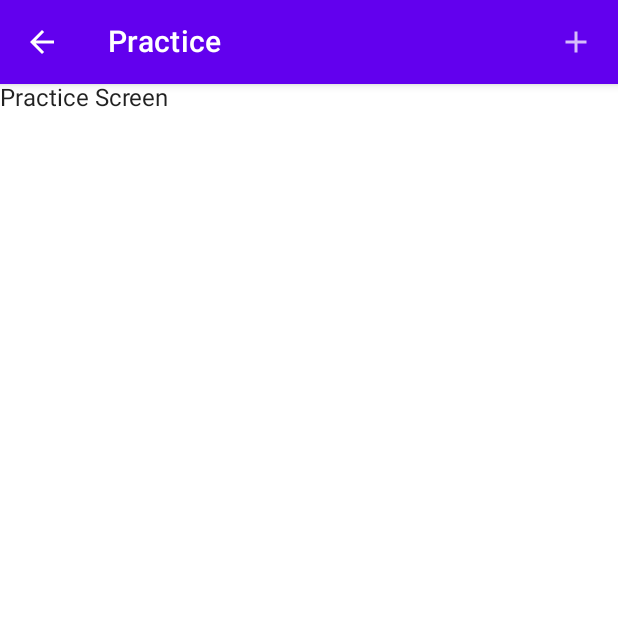
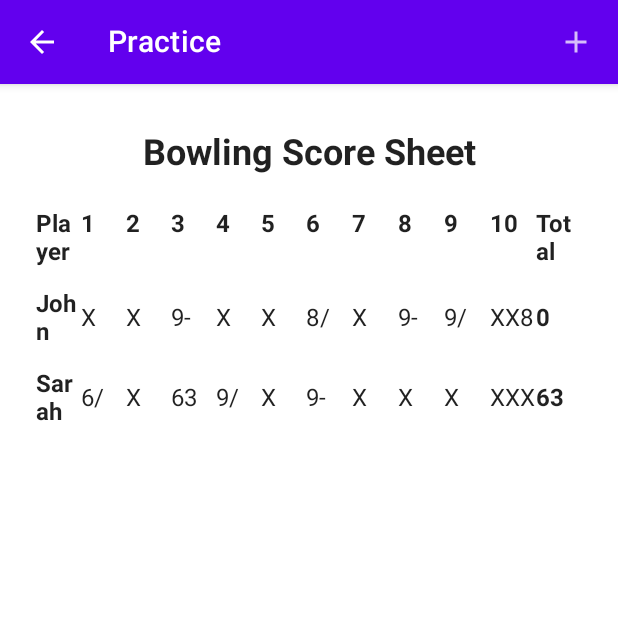
Before and after one commit to Roscoeriley/Senior-Project, an Android app built with Jetpack Compose: the MainScreen screen opened through its navigation route, after a tap on "Practice", on a phone screen of 412 x 824 dp, the top half of it. Run offline under Robolectric (Android 15) with nearby library versions, the phone set to English and light mode, and no system bars.

Commit message:
Scoring page

```diff
--- a/app/src/main/java/com/example/seniorproject/BowlingAppScreen.kt
+++ b/app/src/main/java/com/example/seniorproject/BowlingAppScreen.kt
@@ -144,7 +144,7 @@ fun BowlingApp(modifier: Modifier = Modifier) {
 
             //goes to "Practice screen"
             composable(route = BowlingAppScreen.Practice.name) {
-                PracticeScreen()
+                BowlingScoreSheet()
             }
 
             //goes to "Statistics screen"
--- a/app/src/main/java/com/example/seniorproject/ui/theme/MainScreen.kt
+++ b/app/src/main/java/com/example/seniorproject/ui/theme/MainScreen.kt
@@ -23,30 +23,47 @@ fun MainScreen(onProfessionalButtonClicked: () -> Unit,
                onHelpButtonClicked: () -> Unit,
                modifier: Modifier = Modifier
 ) {
+    Box(
+        modifier = Modifier.fillMaxSize(),
+        contentAlignment = Alignment.Center
+    ) {
         Column(modifier = Modifier.padding(16.dp), verticalArrangement = Arrangement.spacedBy(8.dp), horizontalAlignment = Alignment.CenterHorizontally) {
-        Image(painter = painterResource(R.drawable.bowlero_logo),
+            Image(
+                painter = painterResource(R.drawable.bowlero_logo),
                 contentDescription = "Bowlero Logo",
-            modifier = Modifier.width(300.dp))
+                modifier = Modifier.width(300.dp)
+            )
             Spacer(Modifier.height(16.dp))
-        Button(onClick = onProfessionalButtonClicked,
-            modifier.widthIn(min = 250.dp)) {
+            Button(
+                onClick = onProfessionalButtonClicked,
+                modifier.widthIn(min = 250.dp)
+            ) {
                 Text(stringResource(R.string.professional))
             }
-        Button(onClick = onPracticeButtonClicked,
-            modifier.widthIn(min = 250.dp)) {
+            Button(
+                onClick = onPracticeButtonClicked,
+                modifier.widthIn(min = 250.dp)
+            ) {
                 Text(stringResource(R.string.practice))
             }
-        Button(onClick = onStatisticsButtonClicked,
-            modifier.widthIn(min = 250.dp)) {
+            Button(
+                onClick = onStatisticsButtonClicked,
+                modifier.widthIn(min = 250.dp)
+            ) {
                 Text(stringResource(R.string.statistics))
             }
-        Button(onClick = onSettingsButtonClicked,
-            modifier.widthIn(min = 250.dp)) {
+            Button(
+                onClick = onSettingsButtonClicked,
+                modifier.widthIn(min = 250.dp)
+            ) {
                 Text(stringResource(R.string.settings))
             }
-        Button(onClick = onHelpButtonClicked,
-            modifier.widthIn(min = 250.dp)) {
+            Button(
+                onClick = onHelpButtonClicked,
+                modifier.widthIn(min = 250.dp)
+            ) {
                 Text(stringResource(R.string.help))
+            }
         }
     }
 }
--- /dev/null
+++ b/app/src/main/java/com/example/seniorproject/ui/theme/Score.kt
@@ -0,0 +1,198 @@
+package com.example.seniorproject.ui.theme
+
+import androidx.compose.foundation.BorderStroke
+import androidx.compose.foundation.ExperimentalFoundationApi
+import androidx.compose.foundation.background
+import androidx.compose.foundation.border
+import androidx.compose.foundation.layout.Arrangement
+import androidx.compose.foundation.layout.Box
+import androidx.compose.foundation.layout.Column
+import androidx.compose.foundation.layout.Row
+import androidx.compose.foundation.layout.Spacer
+import androidx.compose.foundation.layout.fillMaxSize
+import androidx.compose.foundation.layout.fillMaxWidth
+import androidx.compose.foundation.layout.height
+import androidx.compose.foundation.layout.padding
+import androidx.compose.foundation.layout.width
+import androidx.compose.foundation.text.BasicTextField
+import androidx.compose.foundation.text.KeyboardActions
+import androidx.compose.foundation.text.KeyboardOptions
+import androidx.compose.material.Divider
+import androidx.compose.material.MaterialTheme
+import androidx.compose.material.OutlinedTextField
+import androidx.compose.material.Text
+import androidx.compose.runtime.Composable
+import androidx.compose.runtime.mutableStateOf
+import androidx.compose.runtime.remember
+import androidx.compose.ui.Alignment
+import androidx.compose.ui.Modifier
+import androidx.compose.ui.focus.FocusDirection
+import androidx.compose.ui.graphics.Color
+import androidx.compose.ui.platform.LocalDensity
+import androidx.compose.ui.platform.LocalFocusManager
+import androidx.compose.ui.text.TextStyle
+import androidx.compose.ui.text.font.FontWeight
+import androidx.compose.ui.text.input.KeyboardType
+import androidx.compose.ui.text.input.KeyboardType.Companion.Text
+import androidx.compose.ui.tooling.preview.Preview
+import androidx.compose.ui.unit.dp
+import androidx.compose.ui.unit.sp
+import androidx.compose.foundation.background
+import androidx.compose.foundation.clickable
+import androidx.compose.foundation.layout.*
+import androidx.compose.foundation.lazy.LazyColumn
+import androidx.compose.foundation.shape.CircleShape
+import androidx.compose.foundation.text.BasicTextField
+import androidx.compose.foundation.text.KeyboardActions.Companion.Default
+import androidx.compose.material.Button
+import androidx.compose.runtime.*
+import androidx.compose.ui.focus.onFocusChanged
+import androidx.compose.ui.platform.LocalDensity
+import androidx.compose.ui.platform.LocalFocusManager
+import androidx.compose.ui.tooling.preview.PreviewParameter
+import androidx.compose.ui.tooling.preview.PreviewParameterProvider
+import androidx.compose.ui.unit.dp
+import androidx.compose.ui.unit.sp
+
+@Composable
+fun BowlingScoreSheet() {
+    val players = listOf("John", "Sarah") // Replace with your player names
+    val scores = mutableStateListOf(
+        listOf("X", "X", "9-", "X", "X", "8/", "X", "9-", "9/", "XX8"),
+        listOf("6/", "X", "63", "9/", "X", "9-", "X", "X", "X", "XXX")
+    )
+
+    var currentPlayerIndex by remember { mutableStateOf(0) }
+
+    Column(
+        modifier = Modifier
+            .fillMaxSize()
+            .padding(16.dp)
+    ) {
+        Text(
+            text = "Bowling Score Sheet",
+            fontSize = 24.sp,
+            fontWeight = FontWeight.Bold,
+            modifier = Modifier
+                .align(Alignment.CenterHorizontally)
+                .padding(16.dp)
+        )
+        ScoreTableHeader()
+        LazyColumn {
+            items(players.size) { playerIndex ->
+                BowlingRow(
+                    playerName = players[playerIndex],
+                    scores = scores[playerIndex]
+                ) {
+                    // Handle score input here
+                    scores[playerIndex] = it
+                }
+            }
+        }
+    }
+}
+
+@Composable
+fun ScoreTableHeader() {
+    Row(
+        modifier = Modifier
+            .fillMaxWidth()
+            .padding(8.dp),
+        horizontalArrangement = Arrangement.SpaceBetween
+    ) {
+        Text(
+            text = "Player",
+            fontWeight = FontWeight.Bold,
+            fontSize = 16.sp,
+            modifier = Modifier.weight(1f)
+        )
+        repeat(10) { frame ->
+            Text(
+                text = (frame + 1).toString(),
+                fontWeight = FontWeight.Bold,
+                fontSize = 16.sp,
+                modifier = Modifier.weight(1f)
+            )
+        }
+        Text(
+            text = "Total",
+            fontWeight = FontWeight.Bold,
+            fontSize = 16.sp,
+            modifier = Modifier.weight(1f)
+        )
+    }
+}
+
+@Composable
+fun BowlingRow(
+    playerName: String,
+    scores: List<String>,
+    onScoreChange: (List<String>) -> Unit
+) {
+    Row(
+        modifier = Modifier
+            .fillMaxWidth()
+            .padding(8.dp),
+        verticalAlignment = Alignment.CenterVertically,
+        horizontalArrangement = Arrangement.SpaceBetween
+    ) {
+        Text(
+            text = playerName,
+            fontWeight = FontWeight.Bold,
+            fontSize = 16.sp,
+            modifier = Modifier.weight(1f)
+        )
+        scores.forEachIndexed { index, score ->
+            var isEditing by remember { mutableStateOf(false) }
+            if (isEditing) {
+                BasicTextField(
+                    value = score,
+                    onValueChange = {
+                        val updatedScores = scores.toMutableList()
+                        updatedScores[index] = it
+                        onScoreChange(updatedScores)
+                    },
+                    textStyle = TextStyle(
+                        fontSize = 16.sp,
+                        color = Color.Black
+                    ),
+                    singleLine = true,
+                    modifier = Modifier
+                        .weight(1f)
+                        .background(Color.White)
+                        .border(
+                            BorderStroke(1.dp, Color.Gray),
+                            shape = MaterialTheme.shapes.small
+                        )
+                        .padding(4.dp)
+                        .onFocusChanged {
+                            isEditing = it.isFocused
+                        }
+                )
+            } else {
+                Text(
+                    text = score,
+                    fontSize = 16.sp,
+                    modifier = Modifier
+                        .weight(1f)
+                        .clickable {
+                            isEditing = true
+                        }
+                )
+            }
+        }
+        Text(
+            text = calculateTotalScore(scores),
+            fontWeight = FontWeight.Bold,
+            fontSize = 16.sp,
+            modifier = Modifier.weight(1f)
+        )
+    }
+}
+
+fun calculateTotalScore(scores: List<String>): String {
+    // Implement your logic to calculate the total score here
+    // This is a placeholder that just sums up the scores as integers
+    val total = scores.map { it.toIntOrNull() ?: 0 }.sum()
+    return total.toString()
+}
```
Also changed, not shown: app/src/main/java/com/example/seniorproject/ui/theme/ProfessionalScreen.kt (+52 -3 lines). Lines whose indentation alone changed are shown as unchanged.
